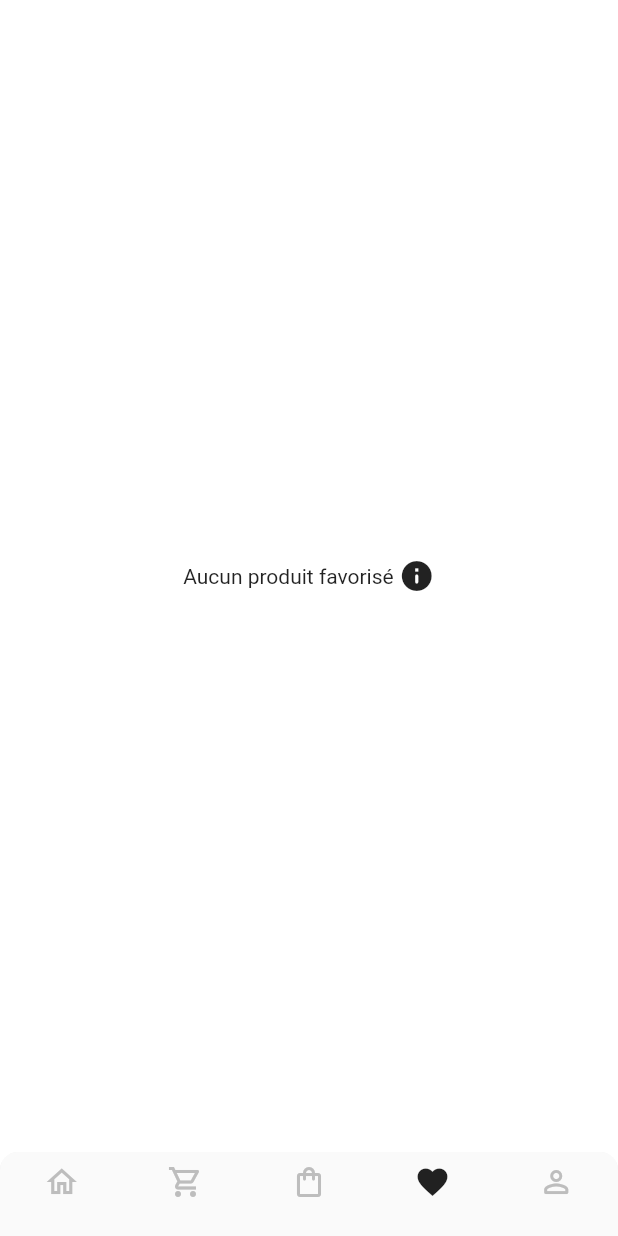
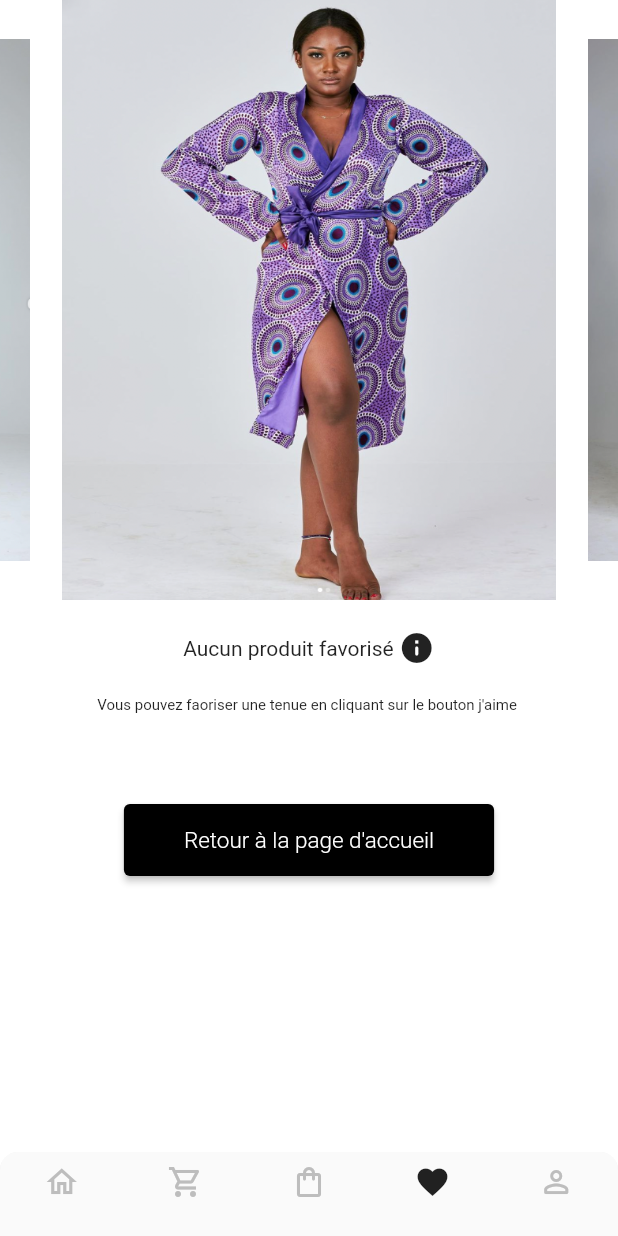
Before and after one commit to JordyHers/Owanto_e-commerce, a Flutter app: the screen it shows after launch, item 4 of the bottom bar chosen, on a phone screen of 412 x 824 dp. Run offline on Flutter 3.47's test engine with Material 2 defaults, Android fonts, the phone set to English and light mode, and no system bars; drawn by our look-alikes of carousel_slider; our stand-ins replace badges, flutter_rating_bar, flutter_svg, fluttertoast, page_transition.

Commit message:
Tunique section added

```diff
--- a/lib/src/view/screen/component/hometab/header_page.dart
+++ b/lib/src/view/screen/component/hometab/header_page.dart
@@ -1,5 +1,7 @@
 import 'package:carousel_slider/carousel_slider.dart';
 import 'package:flutter/material.dart';
+import 'package:owanto_app/src/viewmodel/product_viewmodel.dart';
+import 'package:provider/provider.dart';
 
 class HeaderPage extends StatelessWidget {
   List<String> listImage = [
@@ -10,6 +12,7 @@ class HeaderPage extends StatelessWidget {
   ];
   @override
   Widget build(BuildContext context) {
+    ProductViewModel prductVM = Provider.of(context, listen: false);
     return CarouselSlider(
       options: CarouselOptions(
         height: 400,
@@ -20,16 +23,16 @@ class HeaderPage extends StatelessWidget {
 
         // autoPlay: false,
       ),
-      items: listImage
-          .map((e) => Builder(
+      items: prductVM.listProduct!
+          .map((product) => Builder(
                 builder: (BuildContext context) => Container(
                     height: 400,
                     width: 500,
                     decoration: BoxDecoration(
                       borderRadius: BorderRadius.all(Radius.circular(20)),
                     ),
-                    child: Image.network(
-                      e,
+                    child: Image.asset(
+                      product.urlImage!.first,
                       fit: BoxFit.fill,
                     )),
               ))
--- a/lib/src/view/screen/favorite_tab.dart
+++ b/lib/src/view/screen/favorite_tab.dart
@@ -1,4 +1,5 @@
 import 'package:flutter/material.dart';
+import 'package:owanto_app/src/view/screen/component/hometab/header_page.dart';
 import 'package:owanto_app/src/viewmodel/product_viewmodel.dart';
 import 'package:provider/provider.dart';
 
@@ -6,15 +7,45 @@ class FavoriteTab extends StatelessWidget {
   @override
   Widget build(BuildContext context) {
     var productProvider = Provider.of<ProductViewModel>(context, listen: false);
-    productProvider.listProduct!.forEach((element) {
-      print(element.isLike);
-    });
+    // productProvider.listProduct!.forEach((element) {
+    //   print(element.isLike);
+    // });
     return SafeArea(
       child: Center(
-          child: Row(
-        mainAxisAlignment: MainAxisAlignment.center,
-        children: [Text("Aucun produit favorisé "), Icon(Icons.info_rounded)],
-      )),
+        child: Column(mainAxisAlignment: MainAxisAlignment.start, children: [
+          HeaderPage(),
+          const SizedBox(height: 20),
+          Row(
+            mainAxisAlignment: MainAxisAlignment.center,
+            children: [
+              Text("Aucun produit favorisé "),
+              Icon(Icons.info_rounded)
+            ],
+          ),
+          Center(
+            child: Padding(
+              padding:
+                  EdgeInsets.only(left: 20, right: 20, top: 20, bottom: 60),
+              child: Text(
+                "Vous pouvez faoriser une tenue en cliquant sur le bouton j'aime ",
+                style: TextStyle(fontSize: 10, fontWeight: FontWeight.w400),
+              ),
+            ),
+          ),
+          ElevatedButton(
+              onPressed: () {
+                print("DEBUG: Favorite TAB Button presssed");
+              },
+              child: Text("Retour à la page d'accueil"),
+              style: ElevatedButton.styleFrom(
+                  primary: Colors.black,
+                  padding: EdgeInsets.symmetric(horizontal: 40, vertical: 15),
+                  textStyle: TextStyle(
+                      fontSize: 15,
+                      color: Colors.white,
+                      fontWeight: FontWeight.w300)))
+        ]),
+      ),
     );
   }
 }
```
